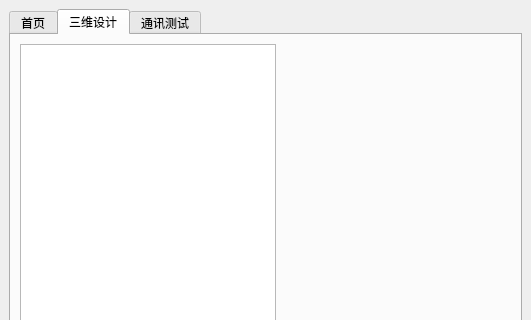
Before: the Qt Designer form MainFrame.ui in linpeng109/py_20190617, drawn with Qt 5; both pictures show x 0 to 531 and y 0 to 320 of the 531 by 480 pixel window.
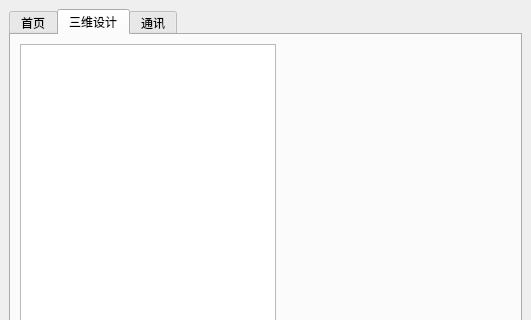
After: the same form once the commit is applied.

```diff
--- a/MainFrame.ui
+++ b/MainFrame.ui
@@ -92,7 +92,7 @@
       </widget>
       <widget class="QWidget" name="tab_3">
        <attribute name="title">
-        <string>通讯测试</string>
+        <string>通讯</string>
        </attribute>
        <layout class="QVBoxLayout" name="verticalLayout_3">
         <item>
```
Left out of the diff: 5 changed lines with no effect on the pictures.
